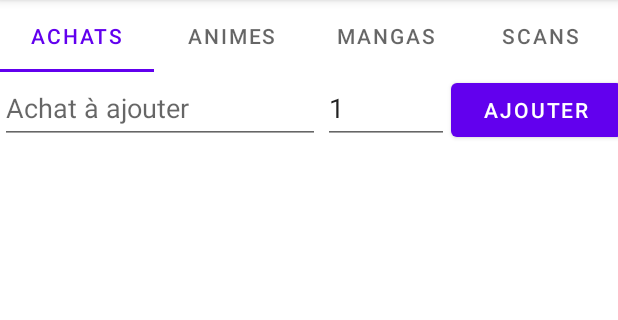
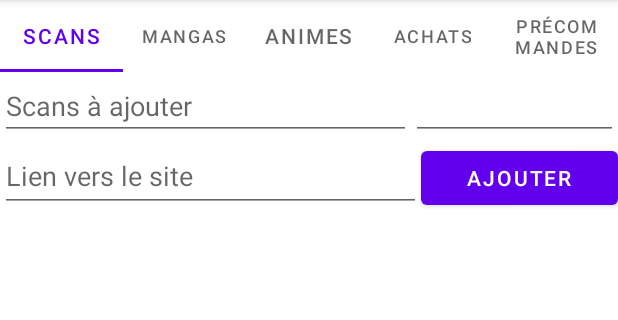
Before and after one commit to Dorianmav/Mes_Applis, an Android app: the screen it shows after launch (MainActivity), on a phone screen of 412 x 824 dp, the part 84-404 px from its top. Run offline under Robolectric (Android 15) with nearby library versions, the phone set to English and light mode, and no system bars.

Commit message:
Arrangement des dossiers

```diff
--- a/Ma_liste_V1/app/src/main/AndroidManifest.xml
+++ b/Ma_liste_V1/app/src/main/AndroidManifest.xml
@@ -14,12 +14,6 @@
         android:supportsRtl="true"
         android:theme="@style/Theme.Ma_liste"
         android:usesCleartextTraffic="true">
-        <activity
-            android:name=".test"
-            android:exported="false" />
-        <activity
-            android:name=".image"
-            android:exported="false" />
         <activity
             android:name=".new_collection"
             android:exported="false" />
--- a/Ma_liste_V1/app/src/main/java/com/example/ma_liste/Manga.java
+++ b/Ma_liste_V1/app/src/main/java/com/example/ma_liste/Class/Manga.java
@@ -1,4 +1,4 @@
-package com.example.ma_liste;
+package com.example.ma_liste.Class;
 
 import android.graphics.Bitmap;
 import android.net.Uri;
--- a/Ma_liste_V1/app/src/main/java/com/example/ma_liste/Produit.java
+++ b/Ma_liste_V1/app/src/main/java/com/example/ma_liste/Class/Produit.java
@@ -1,4 +1,4 @@
-package com.example.ma_liste;
+package com.example.ma_liste.Class;
 
 public class Produit {
     private String nom;
--- a/Ma_liste_V1/app/src/main/java/com/example/ma_liste/Scan.java
+++ b/Ma_liste_V1/app/src/main/java/com/example/ma_liste/Class/Scan.java
@@ -1,4 +1,4 @@
-package com.example.ma_liste;
+package com.example.ma_liste.Class;
 
 import android.net.Uri;
 
@@ -27,6 +27,10 @@ public class Scan {
         return lien;
     }
 
+    public String getSLien(){
+        return lien.toString();
+    }
+
     public void setLien(URL lien) {
         this.lien = lien;
     }
--- a/Ma_liste_V1/app/src/main/java/com/example/ma_liste/MainActivity.java
+++ b/Ma_liste_V1/app/src/main/java/com/example/ma_liste/MainActivity.java
@@ -1,15 +1,12 @@
 package com.example.ma_liste;
 
-import androidx.annotation.NonNull;
 import androidx.appcompat.app.AppCompatActivity;
 import androidx.viewpager2.widget.ViewPager2;
 
 import android.os.Bundle;
-import android.widget.EditText;
-import android.widget.TableLayout;
 
+import com.example.ma_liste.adapters.PageAdapter;
 import com.google.android.material.tabs.TabLayout;
-import com.google.android.material.tabs.TabLayoutMediator;
 
 public class MainActivity extends AppCompatActivity {
 
--- a/Ma_liste_V1/app/src/main/java/com/example/ma_liste/CustomListAdapter.java
+++ b/Ma_liste_V1/app/src/main/java/com/example/ma_liste/adapters/CustomListAdapter.java
@@ -1,12 +1,14 @@
-package com.example.ma_liste;
+package com.example.ma_liste.adapters;
 
 import android.content.Context;
 import android.view.LayoutInflater;
 import android.view.View;
 import android.view.ViewGroup;
 import android.widget.BaseAdapter;
-import android.widget.EditText;
 import android.widget.TextView;
+
+import com.example.ma_liste.Class.Produit;
+import com.example.ma_liste.R;
 
 import java.util.List;
 
--- a/Ma_liste_V1/app/src/main/java/com/example/ma_liste/CustomListMangaAdapter.java
+++ b/Ma_liste_V1/app/src/main/java/com/example/ma_liste/adapters/CustomListMangaAdapter.java
@@ -1,4 +1,4 @@
-package com.example.ma_liste;
+package com.example.ma_liste.adapters;
 
 import android.content.Context;
 import android.view.LayoutInflater;
@@ -7,6 +7,9 @@ import android.view.ViewGroup;
 import android.widget.BaseAdapter;
 import android.widget.ImageView;
 import android.widget.TextView;
+
+import com.example.ma_liste.Class.Manga;
+import com.example.ma_liste.R;
 
 import java.util.List;
 
--- a/Ma_liste_V1/app/src/main/java/com/example/ma_liste/PageAdapter.java
+++ b/Ma_liste_V1/app/src/main/java/com/example/ma_liste/adapters/PageAdapter.java
@@ -1,4 +1,4 @@
-package com.example.ma_liste;
+package com.example.ma_liste.adapters;
 
 import androidx.annotation.NonNull;
 import androidx.fragment.app.Fragment;
@@ -8,6 +8,7 @@ import androidx.viewpager2.adapter.FragmentStateAdapter;
 import com.example.ma_liste.fragments.Achats;
 import com.example.ma_liste.fragments.Animes;
 import com.example.ma_liste.fragments.Mangas;
+import com.example.ma_liste.fragments.Precommandes;
 import com.example.ma_liste.fragments.Scans;
 
 public class PageAdapter extends FragmentStateAdapter {
@@ -23,15 +24,17 @@ public class PageAdapter extends FragmentStateAdapter {
 
         switch (position) {
             case 0:
+                return  new Scans();
+            case 1:
+                return  new Mangas();
+            case 2:
+                return  new Animes();
+            case 3:
                 return  new Achats();
-            case 1:
-                return  new Animes();
-            case 2:
-                return  new Mangas();
             default:
-                return  new Scans();
+                return new Precommandes();
         }
     }
     @Override
-    public int getItemCount() {return 4; }
+    public int getItemCount() {return 5; }
 }
--- a/Ma_liste_V1/app/src/main/java/com/example/ma_liste/fragments/Scans.java
+++ b/Ma_liste_V1/app/src/main/java/com/example/ma_liste/fragments/Scans.java
@@ -3,19 +3,18 @@ package com.example.ma_liste.fragments;
 import android.os.Bundle;
 
 import androidx.fragment.app.Fragment;
-import androidx.recyclerview.widget.RecyclerView;
 
 import android.view.LayoutInflater;
 import android.view.View;
 import android.view.ViewGroup;
-import android.widget.ArrayAdapter;
 import android.widget.Button;
 import android.widget.EditText;
 import android.widget.ListView;
 import android.widget.Toast;
 
+import com.example.ma_liste.adapters.CustomListScanAdapter;
 import com.example.ma_liste.R;
-import com.example.ma_liste.Scan;
+import com.example.ma_liste.Class.Scan;
 
 import java.net.MalformedURLException;
 import java.net.URL;
@@ -41,23 +40,21 @@ public class Scans extends Fragment {
         // Inflate the layout for this fragment
         View view = inflater.inflate(R.layout.fragment_scans, container, false);
 
-        //On instancie la liste
-        ArrayList<String> listeDesScans = new ArrayList<String>();
-
         //< avoir les éléments >
         entree = view.findViewById(R.id.entree);
         lien = view.findViewById(R.id.lien_to_scans);
         chapitre = view.findViewById(R.id.chapitre);
-        RecyclerView liste = view.findViewById(R.id.list_scans);
+        ListView liste = view.findViewById(R.id.list_scans);
         Button ajout = view.findViewById(R.id.ajout);
         //</ avoir les éléments >
 
         //On instancie la liste
         list = new ArrayList<Scan>();
 
-        //On instancie l'adapter et on l'ajoute à la liste view
-        ArrayAdapter<String> custom = new ArrayAdapter<String>(getContext().getApplicationContext(), android.R.layout.simple_expandable_list_item_1, listeDesScans);
-        //liste.setAdapter(custom);
+        //On instancie l'adapter et on l'ajoute à la recycler view
+        CustomListScanAdapter custom = new CustomListScanAdapter(getContext(),list);
+        liste.setAdapter(custom);
+
 
         ajout.setOnClickListener(new View.OnClickListener() {
             @Override
@@ -91,4 +88,6 @@ public class Scans extends Fragment {
 
         return view;
     }
+
+
 }
--- a/Ma_liste_V1/app/src/main/res/layout/activity_main.xml
+++ b/Ma_liste_V1/app/src/main/res/layout/activity_main.xml
@@ -7,30 +7,35 @@
 
     <com.google.android.material.tabs.TabLayout
         android:id="@+id/tabs"
-        android:layout_width="match_parent"
+        android:layout_width="wrap_content"
         android:layout_height="wrap_content"
         tools:layout_editor_absoluteX="182dp"
         tools:layout_editor_absoluteY="373dp">
 
         <com.google.android.material.tabs.TabItem
-            android:layout_width="match_parent"
+            android:layout_width="wrap_content"
+            android:layout_height="wrap_content"
+            android:text="Scans" />
+
+        <com.google.android.material.tabs.TabItem
+            android:layout_width="wrap_content"
+            android:layout_height="wrap_content"
+            android:text="Mangas" />
+
+        <com.google.android.material.tabs.TabItem
+            android:layout_width="wrap_content"
+            android:layout_height="wrap_content"
+            android:text="Animes" />
+
+        <com.google.android.material.tabs.TabItem
+            android:layout_width="wrap_content"
             android:layout_height="wrap_content"
             android:text="Achats" />
 
         <com.google.android.material.tabs.TabItem
-            android:layout_width="match_parent"
+            android:layout_width="wrap_content"
             android:layout_height="wrap_content"
-            android:text="Animes" />
-
-        <com.google.android.material.tabs.TabItem
-            android:layout_width="match_parent"
-            android:layout_height="wrap_content"
-            android:text="Mangas" />
-
-        <com.google.android.material.tabs.TabItem
-            android:layout_width="match_parent"
-            android:layout_height="wrap_content"
-            android:text="Scans" />
+            android:text="Précommandes" />
 
 
     </com.google.android.material.tabs.TabLayout>
--- a/Ma_liste_V1/app/src/main/res/layout/fragment_scans.xml
+++ b/Ma_liste_V1/app/src/main/res/layout/fragment_scans.xml
@@ -3,6 +3,7 @@
     xmlns:tools="http://schemas.android.com/tools"
     android:layout_width="match_parent"
     android:layout_height="match_parent"
+    xmlns:app="http://schemas.android.com/apk/res-auto"
     android:orientation="vertical"
     tools:context=".fragments.Scans">
 
@@ -19,7 +20,9 @@
             android:layout_height="wrap_content"
             android:ems="10"
             android:hint="Scans à ajouter"
-            android:inputType="textPersonName" />
+            android:hintTextColor="#757575"
+            android:inputType="textPersonName"
+            tools:ignore="TextContrastCheck" />
 
         <EditText
             android:id="@+id/chapitre"
@@ -30,19 +33,6 @@
             android:inputType="number"
             tools:ignore="SpeakableTextPresentCheck" />
     </LinearLayout>
-
-    <!--<ListView
-        android:id="@+id/list_scans"
-        android:layout_width="match_parent"
-        android:layout_height="687dp"
-        android:layout_below="@+id/entree"
-        android:layout_alignParentStart="true"
-        android:layout_alignParentEnd="true"
-        android:layout_alignParentBottom="true"
-        android:layout_marginStart="0dp"
-        android:layout_marginTop="0dp"
-        android:layout_marginEnd="0dp"
-        android:layout_marginBottom="0dp" />-->
 
 
     <LinearLayout
@@ -71,10 +61,17 @@
             android:text="Ajouter" />
     </LinearLayout>
 
-    <androidx.recyclerview.widget.RecyclerView
+    <ListView
         android:id="@+id/list_scans"
         android:layout_width="match_parent"
-        android:layout_height="match_parent" />
+        android:layout_height="wrap_content" />
+
+    <!--    <androidx.recyclerview.widget.RecyclerView
+            android:id="@+id/list_scans"
+            app:layoutManager="LinearLayoutManager"
+            tools:itemCount="40"
+            android:layout_width="match_parent"
+            android:layout_height="match_parent" />-->
 
 
 </LinearLayout>
```
Also changed, not shown: Ma_liste_V1/app/src/main/java/com/example/ma_liste/adapters/CustomListScanAdapter.java (renamed from Ma_liste_V1/app/src/main/java/com/example/ma_liste/CustomListScanAdapter.java, +26 -3 lines), Ma_liste_V1/app/src/main/java/com/example/ma_liste/fragments/Achats.java (+2 -18 lines), Ma_liste_V1/app/src/main/java/com/example/ma_liste/fragments/Mangas.java (+4 -10 lines), Ma_liste_V1/app/src/main/java/com/example/ma_liste/fragments/Precommandes.java (added, +42 -0 lines), Ma_liste_V1/app/src/main/java/com/example/ma_liste/image.java (deleted, +0 -16 lines), Ma_liste_V1/app/src/main/java/com/example/ma_liste/test.java (deleted, +0 -43 lines), Ma_liste_V1/app/src/main/res/layout/activity_image.xml (deleted, +0 -9 lines), Ma_liste_V1/app/src/main/res/layout/fragment_precommandes.xml (added, +53 -0 lines).
